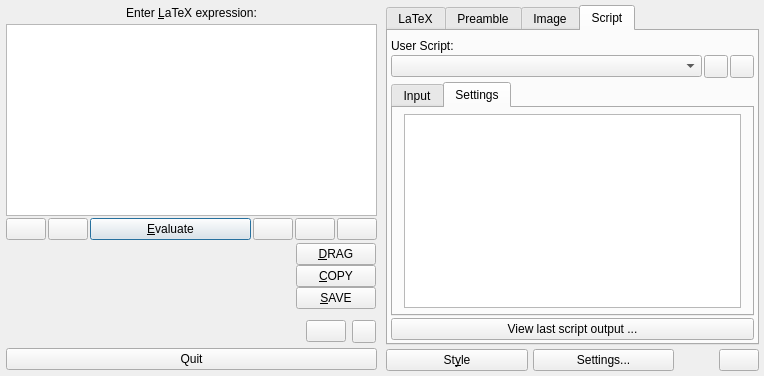
This is src/klfmainwin.ui in CryFeiFei/klatexformula as Qt 5 draws it before an edit. The edited form follows.
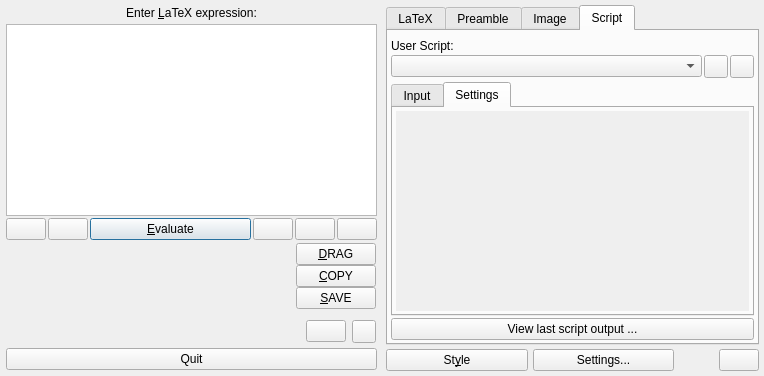
This is the edited form. The open tabs and pages were chosen to show the change. Icons and pictures are not drawn. Custom widgets are drawn as their Qt base class.

Commit message: * more work on cleaning up user scripts. Moved user script settings page (not yet implemented anyway) to klfsettings dialog.

Diff of the .ui file:
```diff
--- a/src/klfmainwin.ui
+++ b/src/klfmainwin.ui
@@ -1203,20 +1203,66 @@
                <string>Settings</string>
               </attribute>
               <layout class="QGridLayout" name="lyt_tabUserScriptSettings">
-               <property name="leftMargin">
-                <number>11</number>
-               </property>
-               <property name="topMargin">
-                <number>6</number>
-               </property>
-               <property name="rightMargin">
-                <number>11</number>
-               </property>
-               <property name="bottomMargin">
-                <number>6</number>
-               </property>
                <item row="0" column="0">
-                <widget class="KLFPObjEditWidget" name="treeUserScriptSettings"/>
+                <widget class="QScrollArea" name="scrUserScriptSettings">
+                 <property name="frameShape">
+                  <enum>QFrame::NoFrame</enum>
+                 </property>
+                 <property name="frameShadow">
+                  <enum>QFrame::Plain</enum>
+                 </property>
+                 <property name="lineWidth">
+                  <number>0</number>
+                 </property>
+                 <property name="midLineWidth">
+                  <number>0</number>
+                 </property>
+                 <property name="widgetResizable">
+                  <bool>true</bool>
+                 </property>
+                 <property name="alignment">
+                  <set>Qt::AlignLeading|Qt::AlignLeft|Qt::AlignTop</set>
+                 </property>
+                 <widget class="QWidget" name="wScrUserScriptSettings">
+                  <property name="geometry">
+                   <rect>
+                    <x>0</x>
+                    <y>0</y>
+                    <width>234</width>
+                    <height>88</height>
+                   </rect>
+                  </property>
+                  <layout class="QGridLayout" name="lyt_wUserScriptSettings">
+                   <property name="margin">
+                    <number>0</number>
+                   </property>
+                   <item row="0" column="1">
+                    <widget class="QStackedWidget" name="stkScriptSettings">
+                     <widget class="QWidget" name="wScriptSettingsEmptyPage">
+                      <layout class="QGridLayout" name="lyt_wScriptSettingsEmptyPage">
+                       <item row="0" column="0">
+                        <widget class="QLabel" name="lblScriptSettingsEmptyPage">
+                         <property name="text">
+                          <string>&lt;no user script selected or no settings for script&gt;</string>
+                         </property>
+                         <property name="alignment">
+                          <set>Qt::AlignCenter</set>
+                         </property>
+                         <property name="wordWrap">
+                          <bool>true</bool>
+                         </property>
+                         <property name="margin">
+                          <number>5</number>
+                         </property>
+                        </widget>
+                       </item>
+                      </layout>
+                     </widget>
+                    </widget>
+                   </item>
+                  </layout>
+                 </widget>
+                </widget>
                </item>
               </layout>
              </widget>
@@ -1516,11 +1562,6 @@
     <signal>unitChanged(double)</signal>
    </slots>
   </customwidget>
-  <customwidget>
-   <class>KLFPObjEditWidget</class>
-   <extends>QTreeView</extends>
-   <header location="global">klfpobjeditwidget.h</header>
-  </customwidget>
  </customwidgets>
  <tabstops>
   <tabstop>txtLatex</tabstop>
```
Left out of the diff: 4 changed lines with no effect on the pictures. The commit also changes 6 other files.
